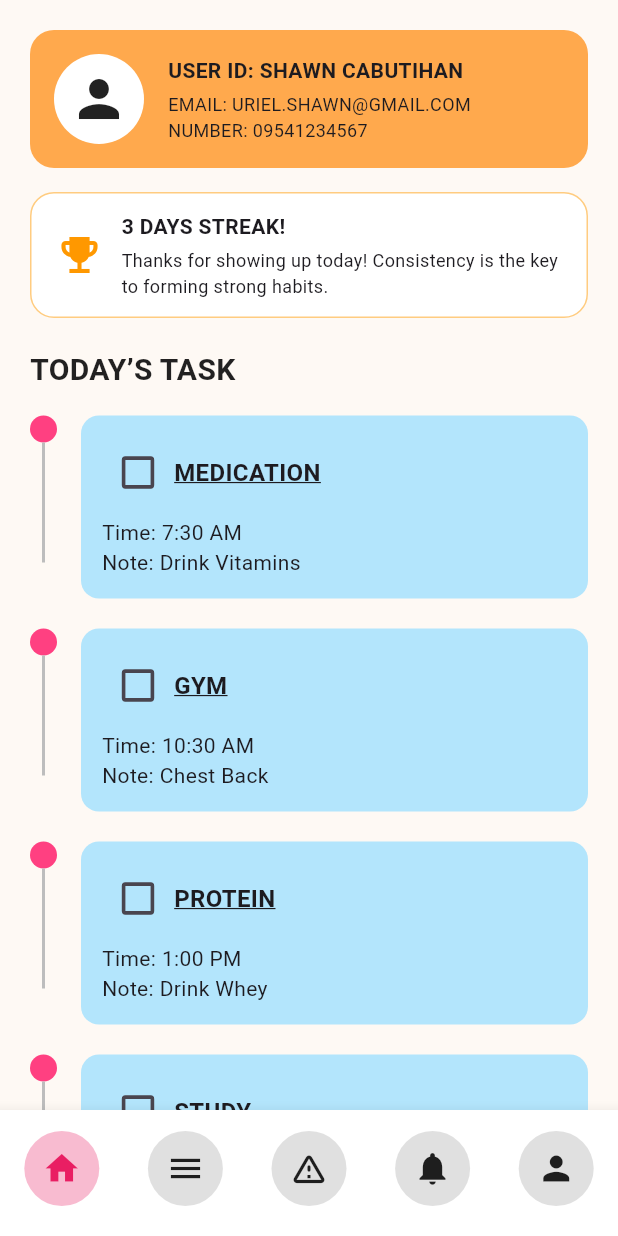
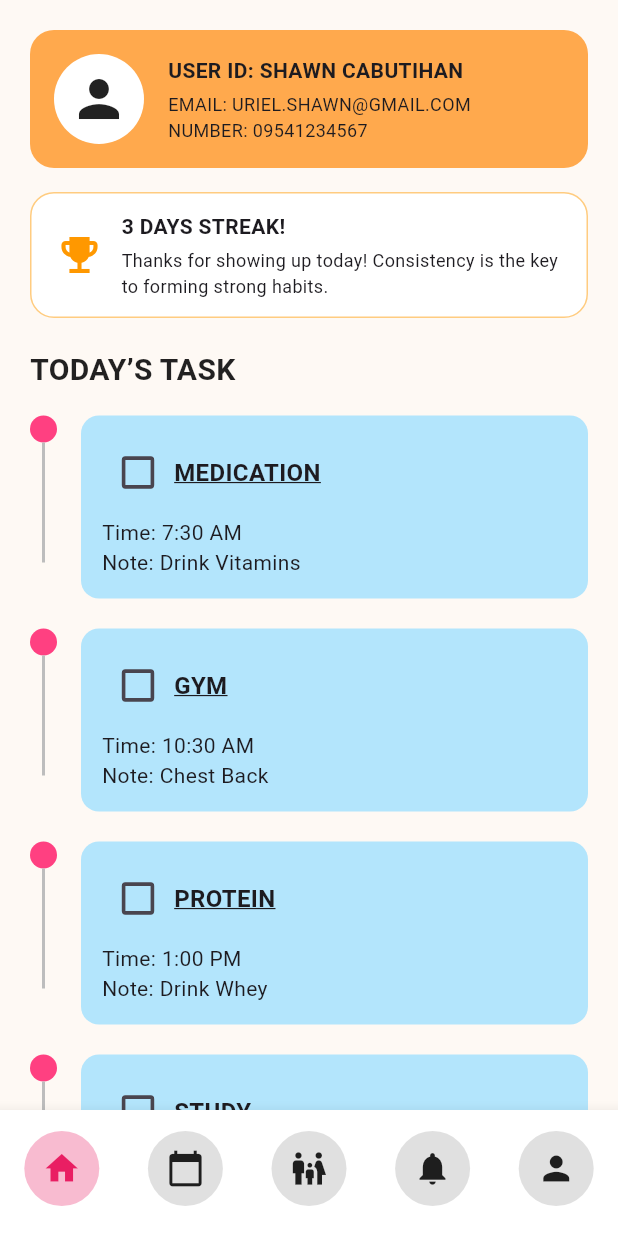
Before and after one commit to adriann47/Carepanion, a Flutter app: the TasksScreenRegular screen opened directly, on a phone screen of 412 x 824 dp. Run offline on Flutter 3.47's test engine with Material 3 defaults, Android fonts, the phone set to English and light mode, and no system bars; our stand-ins replace google_fonts.

Commit message:
Updated Screens

```diff
--- a/lib/Regular Screen/calendar_screen_regular.dart
+++ b/lib/Regular Screen/calendar_screen_regular.dart
@@ -272,7 +272,7 @@ class _CalendarScreenRegularState extends State<CalendarScreenRegular> {
           _navItem(Icons.home, 'Home', isSelected: _currentIndex == 0),
           _navItem(Icons.calendar_today, 'Calendar',
               isSelected: _currentIndex == 1),
-          _navItem(Icons.warning_amber_rounded, 'Alert',
+          _navItem(Icons.family_restroom, 'Alert',
               isSelected: _currentIndex == 2),
           _navItem(Icons.notifications, 'Notifications',
               isSelected: _currentIndex == 3),
--- a/lib/Regular Screen/tasks_screen_regular.dart
+++ b/lib/Regular Screen/tasks_screen_regular.dart
@@ -189,8 +189,8 @@ class _TasksScreenState extends State<TasksScreenRegular> {
         showUnselectedLabels: false,
         items: [
           _navItem(Icons.home, 'Home', isSelected: _currentIndex == 0),
-          _navItem(Icons.menu, 'Menu', isSelected: _currentIndex == 1),
-          _navItem(Icons.warning_amber_rounded, 'Alert',
+          _navItem(Icons.calendar_today, 'Menu', isSelected: _currentIndex == 1),
+          _navItem(Icons.family_restroom, 'Alert',
               isSelected: _currentIndex == 2),
           _navItem(Icons.notifications, 'Notifications',
               isSelected: _currentIndex == 3),
```
